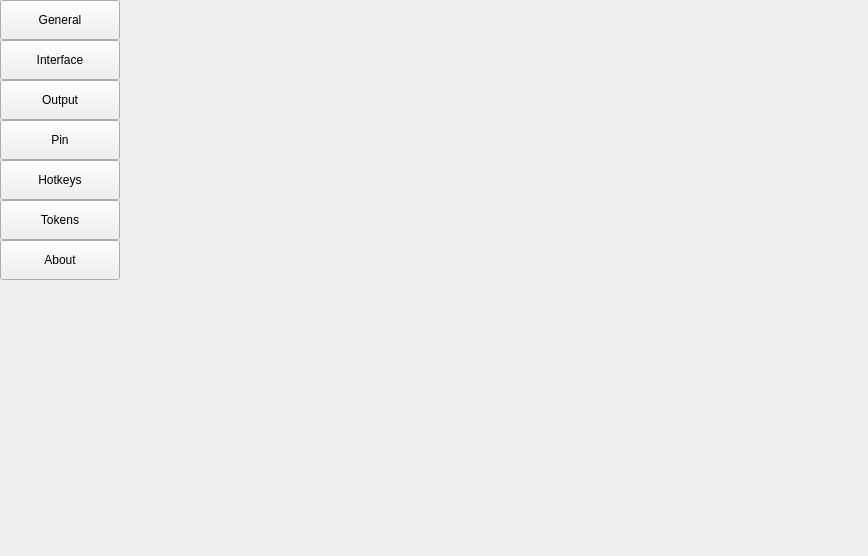
XMuli/SunnyCapturer, file src/ui/setting/sidesettingui.ui: the form before one commit.
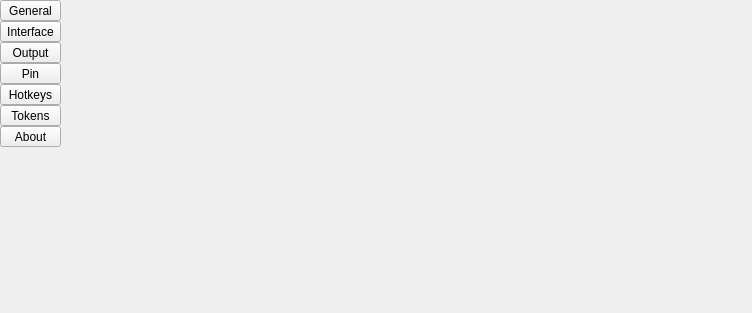
The form after the commit. Icons and pictures are not drawn.

Commit message: UI: update windows size

What changed in the file:
```diff
--- a/src/ui/setting/sidesettingui.ui
+++ b/src/ui/setting/sidesettingui.ui
@@ -6,8 +6,8 @@
    <rect>
     <x>0</x>
     <y>0</y>
-    <width>868</width>
-    <height>556</height>
+    <width>752</width>
+    <height>313</height>
    </rect>
   </property>
   <property name="windowTitle">
@@ -56,12 +56,6 @@
           <verstretch>0</verstretch>
          </sizepolicy>
         </property>
-        <property name="minimumSize">
-         <size>
-          <width>120</width>
-          <height>40</height>
-         </size>
-        </property>
         <property name="text">
          <string>General</string>
         </property>
@@ -81,12 +75,6 @@
           <verstretch>0</verstretch>
          </sizepolicy>
         </property>
-        <property name="minimumSize">
-         <size>
-          <width>0</width>
-          <height>40</height>
-         </size>
-        </property>
         <property name="text">
          <string>Interface</string>
         </property>
@@ -106,12 +94,6 @@
           <verstretch>0</verstretch>
          </sizepolicy>
         </property>
-        <property name="minimumSize">
-         <size>
-          <width>0</width>
-          <height>40</height>
-         </size>
-        </property>
         <property name="text">
          <string>Output</string>
         </property>
@@ -128,12 +110,6 @@
           <verstretch>0</verstretch>
          </sizepolicy>
         </property>
-        <property name="minimumSize">
-         <size>
-          <width>0</width>
-          <height>40</height>
-         </size>
-        </property>
         <property name="text">
          <string>Pin</string>
         </property>
@@ -147,12 +123,6 @@
           <verstretch>0</verstretch>
          </sizepolicy>
         </property>
-        <property name="minimumSize">
-         <size>
-          <width>0</width>
-          <height>40</height>
-         </size>
-        </property>
         <property name="text">
          <string>Hotkeys</string>
         </property>
@@ -166,12 +136,6 @@
           <verstretch>0</verstretch>
          </sizepolicy>
         </property>
-        <property name="minimumSize">
-         <size>
-          <width>0</width>
-          <height>40</height>
-         </size>
-        </property>
         <property name="text">
          <string>Tokens</string>
         </property>
@@ -185,12 +149,6 @@
           <verstretch>0</verstretch>
          </sizepolicy>
         </property>
-        <property name="minimumSize">
-         <size>
-          <width>0</width>
-          <height>40</height>
-         </size>
-        </property>
         <property name="text">
          <string>About</string>
         </property>
```
The commit also changes 4 other files.
